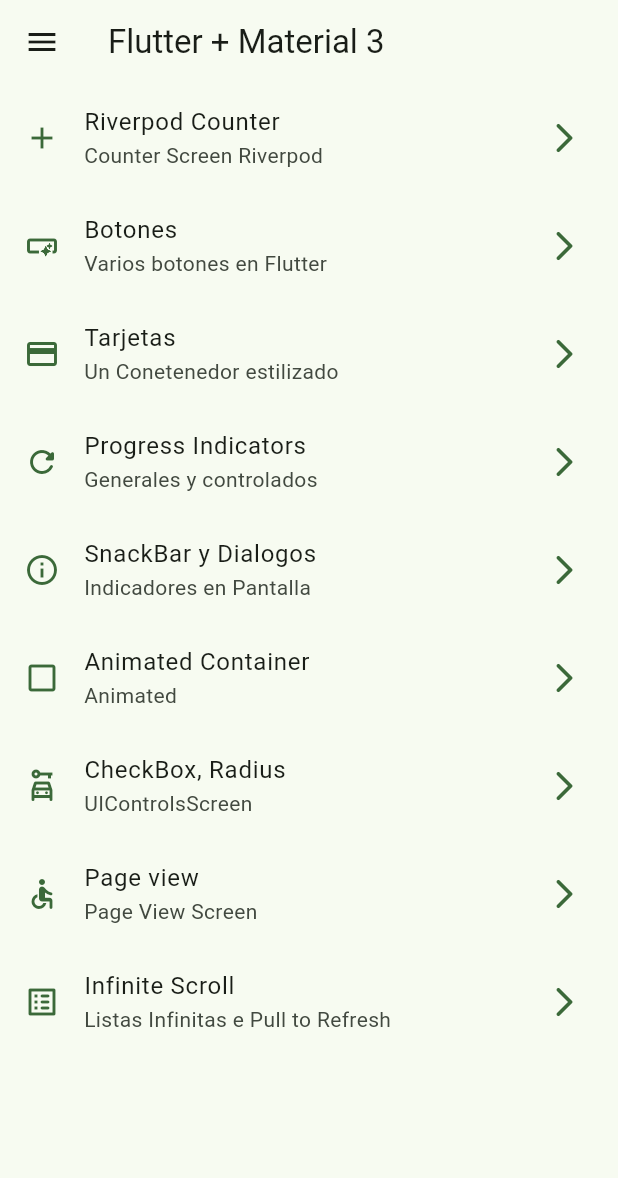
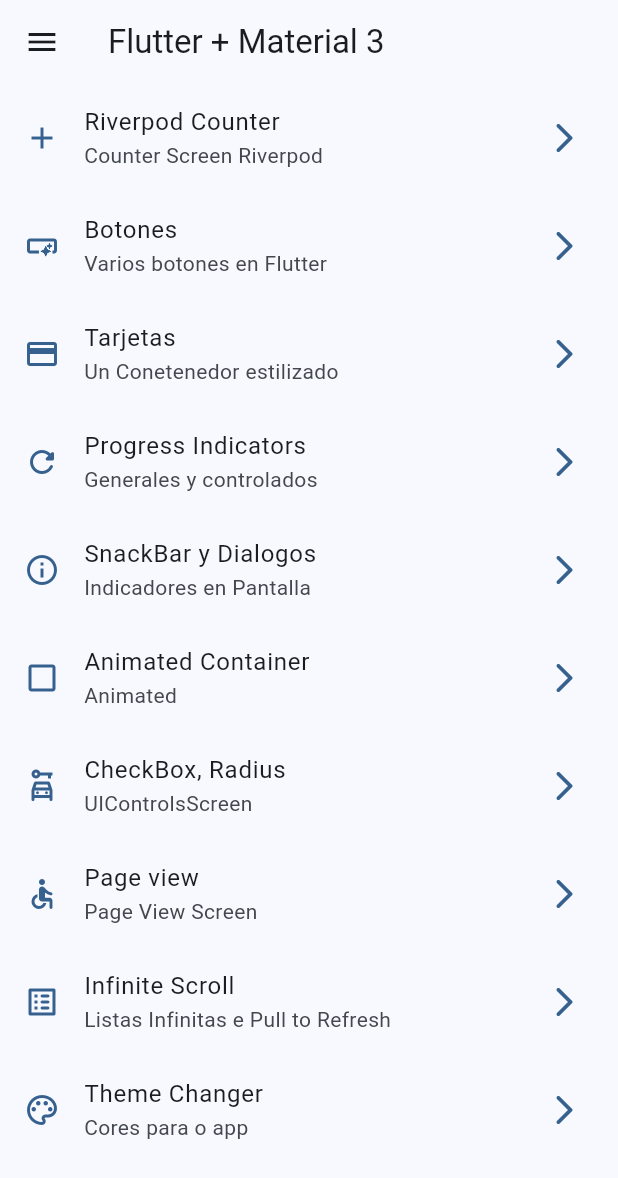
Before and after one commit to goncalveshigino/widget-app, a Flutter app: the screen it shows after launch, on a phone screen of 412 x 824 dp. Shown: the top 1178 px of the screen. Run offline on Flutter 3.47's test engine with Material 2 defaults, Android fonts, the phone set to English and light mode, and no system bars; our stand-ins replace animate_do, flutter_riverpod, go_router.

Commit message:
theme changer

```diff
--- a/lib/config/menu/menu_items.dart
+++ b/lib/config/menu/menu_items.dart
@@ -68,4 +68,10 @@
     link: '/infinite',
     icon: Icons.list_alt_rounded,
   ),
+    MenuItem(
+    title: 'Theme Changer',
+    subtitle: 'Cores para o app',
+    link: '/theme-changer',
+    icon: Icons.color_lens_outlined,
+  ),
 ];
--- a/lib/config/router/app_router.dart
+++ b/lib/config/router/app_router.dart
@@ -70,6 +70,12 @@
       builder: (context, state) =>const  CounterScreen(),
     ),
 
+     GoRoute(
+      path: '/theme-changer',
+      name: ThemeChangerScreen.name,
+      builder: (context, state) =>const  ThemeChangerScreen(),
+    ),
+
 
   ],
 );
--- a/lib/config/theme/app_theme.dart
+++ b/lib/config/theme/app_theme.dart
@@ -14,14 +14,17 @@
 class AppTheme {
 
   final int selectedColor;
+  final bool isDarkMode;
 
   AppTheme({
-    this.selectedColor = 0
-  }): assert( selectedColor > 0, 'Selected color must be greater then 0'),
+    this.selectedColor = 0,
+    this.isDarkMode = false,
+  }): assert( selectedColor >= 0, 'Selected color must be greater then 0'),
       assert( selectedColor < colorList.length, 'Selected color must be less or equal than ${ colorList.length - 1}');
 
   ThemeData getTheme() => ThemeData(
     useMaterial3: true,
+    brightness: isDarkMode ? Brightness.dark : Brightness.light,
     colorSchemeSeed: colorList[ selectedColor ],
     appBarTheme: const AppBarTheme(
       centerTitle: false
--- a/lib/main.dart
+++ b/lib/main.dart
@@ -1,21 +1,26 @@
 import 'package:flutter/material.dart';
 import 'package:flutter_riverpod/flutter_riverpod.dart';
 import 'package:widget_app/config/router/app_router.dart';
+import 'package:widget_app/presentation/providers/theme_provider.dart';
 
 import 'config/theme/app_theme.dart';
 
 void main() => runApp(const ProviderScope(child: MyApp()));
 
-class MyApp extends StatelessWidget {
+class MyApp extends ConsumerWidget {
   const MyApp({super.key});
 
   @override
-  Widget build(BuildContext context) {
+  Widget build(BuildContext context, ref) {
+
+   final isDarkMode = ref.watch(isDarkModeProvider);
+   final selectedColor = ref.watch(selectedIndexColorProvider);
+
     return MaterialApp.router(
       routerConfig: appRouter,
       title: 'Flutter Widgets',
       debugShowCheckedModeBanner: false,
-      theme: AppTheme(selectedColor: 3).getTheme(),
+      theme: AppTheme(selectedColor: selectedColor, isDarkMode: isDarkMode ).getTheme(),
     );
   }
 }
--- a/lib/presentation/providers/theme_provider.dart
+++ b/lib/presentation/providers/theme_provider.dart
@@ -1,5 +1,11 @@
 import 'package:flutter_riverpod/flutter_riverpod.dart';
+import 'package:widget_app/config/theme/app_theme.dart';
 
 
 
+
+final colorListProvider = Provider((ref) => colorList);
+
 final isDarkModeProvider = StateProvider((ref) => false);
+
+final selectedIndexColorProvider = StateProvider((ref) => 0);
--- a/lib/presentation/screens/screens.dart
+++ b/lib/presentation/screens/screens.dart
@@ -8,6 +8,7 @@
 export 'package:widget_app/presentation/screens/infinite_scroll/infinite_scroll_creen.dart';
 export 'package:widget_app/presentation/screens/progress/progress_screen.dart';
 export 'package:widget_app/presentation/screens/ui_controls/ui_controls_screen.dart';
+export 'package:widget_app/presentation/screens/theme_changer/theme_changer.dart';
 export 'package:widget_app/presentation/screens/buttons/buttons_screen.dart';
 export 'package:widget_app/presentation/screens/cards/cards_screen.dart';
 export 'package:widget_app/presentation/screens/home/home_screen.dart';
```
Also changed, not shown: lib/presentation/screens/theme_changer/theme_changer.dart (added, +64 -0 lines).
